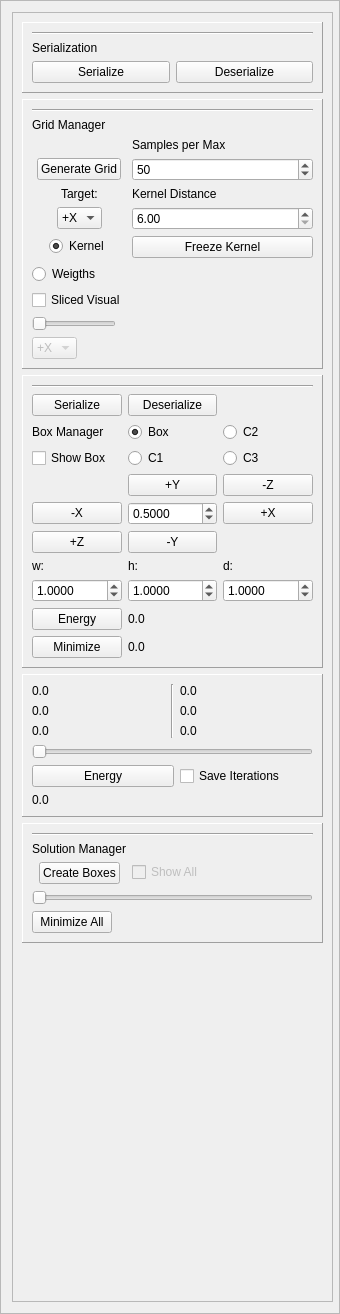
This is GUI/managers/enginemanager.ui in alemuntoni/HeightFieldDecomposition as Qt 5 draws it before an edit. The edited form follows.
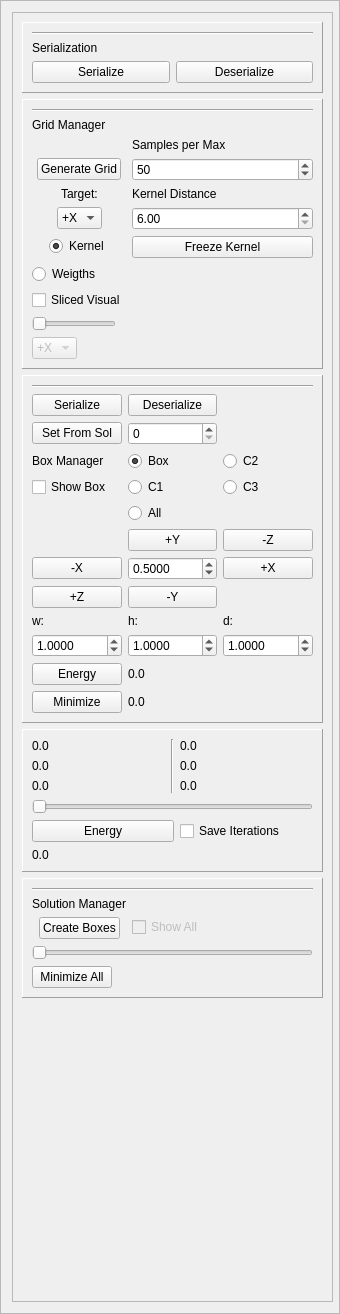
This is the edited form.

Commit message: calcolo box automatico funzionante, aggiunte funzionalità nell'interfaccia

What changed in the file:
```diff
--- a/GUI/managers/enginemanager.ui
+++ b/GUI/managers/enginemanager.ui
@@ -48,7 +48,7 @@
        <rect>
         <x>0</x>
         <y>0</y>
-        <width>326</width>
+        <width>333</width>
         <height>1276</height>
        </rect>
       </property>
@@ -471,51 +471,17 @@
           <enum>QFrame::Raised</enum>
          </property>
          <layout class="QGridLayout" name="gridLayout">
-          <item row="7" column="0">
-           <widget class="QPushButton" name="plusZButton">
-            <property name="text">
-             <string>+Z</string>
-            </property>
-           </widget>
-          </item>
-          <item row="4" column="0">
-           <widget class="QCheckBox" name="showBoxCheckBox">
-            <property name="text">
-             <string>Show Box</string>
-            </property>
-           </widget>
-          </item>
           <item row="9" column="2">
-           <widget class="QDoubleSpinBox" name="dSpinBox">
-            <property name="decimals">
-             <number>4</number>
-            </property>
-            <property name="singleStep">
-             <double>0.500000000000000</double>
-            </property>
-            <property name="value">
-             <double>1.000000000000000</double>
-            </property>
-           </widget>
-          </item>
-          <item row="6" column="0">
-           <widget class="QPushButton" name="minusXButton">
-            <property name="text">
-             <string>-X</string>
-            </property>
-           </widget>
-          </item>
-          <item row="8" column="2">
            <widget class="QLabel" name="label_6">
             <property name="text">
              <string>d:</string>
             </property>
            </widget>
           </item>
-          <item row="4" column="1">
-           <widget class="QRadioButton" name="c1RadioButton">
+          <item row="4" column="0">
+           <widget class="QCheckBox" name="showBoxCheckBox">
             <property name="text">
-             <string>C1</string>
+             <string>Show Box</string>
             </property>
            </widget>
           </item>
@@ -526,17 +492,63 @@
             </property>
            </widget>
           </item>
-          <item row="10" column="1" colspan="2">
-           <widget class="QLabel" name="energyLabel">
+          <item row="9" column="0">
+           <widget class="QLabel" name="label_4">
             <property name="text">
-             <string>0.0</string>
+             <string>w:</string>
             </property>
            </widget>
           </item>
-          <item row="11" column="1" colspan="2">
-           <widget class="QLabel" name="minimizedEnergyLabel">
+          <item row="10" column="2">
+           <widget class="QDoubleSpinBox" name="dSpinBox">
+            <property name="decimals">
+             <number>4</number>
+            </property>
+            <property name="singleStep">
+             <double>0.500000000000000</double>
+            </property>
+            <property name="value">
+             <double>1.000000000000000</double>
+            </property>
+           </widget>
+          </item>
+          <item row="12" column="0">
+           <widget class="QPushButton" name="minimizePushButton">
             <property name="text">
-             <string>0.0</string>
+             <string>Minimize</string>
+            </property>
+           </widget>
+          </item>
+          <item row="10" column="1">
+           <widget class="QDoubleSpinBox" name="hSpinBox">
+            <property name="decimals">
+             <number>4</number>
+            </property>
+            <property name="singleStep">
+             <double>0.500000000000000</double>
+            </property>
+            <property name="value">
+             <double>1.000000000000000</double>
+            </property>
+           </widget>
+          </item>
+          <item row="7" column="1">
+           <widget class="QDoubleSpinBox" name="stepSpinBox">
+            <property name="decimals">
+             <number>4</number>
+            </property>
+            <property name="singleStep">
+             <double>0.500000000000000</double>
+            </property>
+            <property name="value">
+             <double>0.500000000000000</double>
+            </property>
+           </widget>
+          </item>
+          <item row="11" column="0">
+           <widget class="QPushButton" name="energyBoxPushButton">
+            <property name="text">
+             <string>Energy</string>
             </property>
            </widget>
           </item>
@@ -547,13 +559,6 @@
             </property>
            </widget>
           </item>
-          <item row="8" column="1">
-           <widget class="QLabel" name="label_5">
-            <property name="text">
-             <string>h:</string>
-            </property>
-           </widget>
-          </item>
           <item row="3" column="2">
            <widget class="QRadioButton" name="c2RadioButton">
             <property name="text">
@@ -564,58 +569,34 @@
             </property>
            </widget>
           </item>
-          <item row="11" column="0">
-           <widget class="QPushButton" name="minimizePushButton">
+          <item row="8" column="1">
+           <widget class="QPushButton" name="minusYButton">
             <property name="text">
-             <string>Minimize</string>
+             <string>-Y</string>
             </property>
            </widget>
           </item>
-          <item row="3" column="1">
-           <widget class="QRadioButton" name="boxRadioButton">
+          <item row="9" column="1">
+           <widget class="QLabel" name="label_5">
             <property name="text">
-             <string>Box</string>
+             <string>h:</string>
             </property>
-            <property name="checked">
-             <bool>true</bool>
-            </property>
            </widget>
           </item>
-          <item row="1" column="0">
-           <widget class="QPushButton" name="serializeBoxPushButton">
-            <property name="text">
-             <string>Serialize</string>
-            </property>
-           </widget>
-          </item>
-          <item row="8" column="0">
-           <widget class="QLabel" name="label_4">
-            <property name="text">
-             <string>w:</string>
-            </property>
-           </widget>
-          </item>
-          <item row="5" column="2">
+          <item row="6" column="2">
            <widget class="QPushButton" name="minusZButton">
             <property name="text">
              <string>-Z</string>
             </property>
            </widget>
           </item>
-          <item row="5" column="1">
+          <item row="6" column="1">
            <widget class="QPushButton" name="plusYButton">
             <property name="text">
              <string>+Y</string>
             </property>
            </widget>
           </item>
-          <item row="7" column="1">
-           <widget class="QPushButton" name="minusYButton">
-            <property name="text">
-             <string>-Y</string>
-            </property>
-           </widget>
-          </item>
           <item row="1" column="1">
            <widget class="QPushButton" name="deserializeBoxPushButton">
             <property name="text">
@@ -623,7 +604,38 @@
             </property>
            </widget>
           </item>
-          <item row="9" column="0">
+          <item row="11" column="1" colspan="2">
+           <widget class="QLabel" name="energyLabel">
+            <property name="text">
+             <string>0.0</string>
+            </property>
+           </widget>
+          </item>
+          <item row="7" column="0">
+           <widget class="QPushButton" name="minusXButton">
+            <property name="text">
+             <string>-X</string>
+            </property>
+           </widget>
+          </item>
+          <item row="3" column="1">
+           <widget class="QRadioButton" name="boxRadioButton">
+            <property name="text">
+             <string>Box</string>
+            </property>
+            <property name="checked">
+             <bool>true</bool>
+            </property>
+           </widget>
+          </item>
+          <item row="12" column="1" colspan="2">
+           <widget class="QLabel" name="minimizedEnergyLabel">
+            <property name="text">
+             <string>0.0</string>
+            </property>
+           </widget>
+          </item>
+          <item row="10" column="0">
            <widget class="QDoubleSpinBox" name="wSpinBox">
             <property name="decimals">
              <number>4</number>
@@ -636,53 +648,58 @@
             </property>
            </widget>
           </item>
-          <item row="9" column="1">
-           <widget class="QDoubleSpinBox" name="hSpinBox">
-            <property name="decimals">
-             <number>4</number>
-            </property>
-            <property name="singleStep">
-             <double>0.500000000000000</double>
-            </property>
-            <property name="value">
-             <double>1.000000000000000</double>
-            </property>
-           </widget>
-          </item>
-          <item row="3" column="0">
-           <widget class="QLabel" name="label_8">
-            <property name="text">
-             <string>Box Manager</string>
-            </property>
-           </widget>
-          </item>
-          <item row="10" column="0">
-           <widget class="QPushButton" name="energyBoxPushButton">
-            <property name="text">
-             <string>Energy</string>
-            </property>
-           </widget>
-          </item>
-          <item row="6" column="1">
-           <widget class="QDoubleSpinBox" name="stepSpinBox">
-            <property name="decimals">
-             <number>4</number>
-            </property>
-            <property name="singleStep">
-             <double>0.500000000000000</double>
-            </property>
-            <property name="value">
-             <double>0.500000000000000</double>
-            </property>
-           </widget>
-          </item>
-          <item row="6" column="2">
+          <item row="7" column="2">
            <widget class="QPushButton" name="plusXButton">
             <property name="text">
              <string>+X</string>
             </property>
            </widget>
           </item>
+          <item row="3" column="0">
+           <widget class="QLabel" name="label_8">
+            <property name="text">
+             <string>Box Manager</string>
+            </property>
+           </widget>
+          </item>
+          <item row="1" column="0">
+           <widget class="QPushButton" name="serializeBoxPushButton">
+            <property name="text">
+             <string>Serialize</string>
+            </property>
+           </widget>
+          </item>
+          <item row="4" column="1">
+           <widget class="QRadioButton" name="c1RadioButton">
+            <property name="text">
+             <string>C1</string>
+            </property>
+           </widget>
+          </item>
+          <item row="8" column="0">
+           <widget class="QPushButton" name="plusZButton">
+            <property name="text">
+             <string>+Z</string>
+            </property>
+           </widget>
+          </item>
+          <item row="5" column="1">
+           <widget class="QRadioButton" name="allRadioButton">
+            <property name="text">
+             <string>All</string>
+            </property>
+           </widget>
+          </item>
+          <item row="2" column="0">
+           <widget class="QPushButton" name="setFromSolutionButton">
+            <property name="text">
+             <string>Set From Sol</string>
+            </property>
+           </widget>
+          </item>
+          <item row="2" column="1">
+           <widget class="QSpinBox" name="setFromSolutionSpinBox"/>
+          </item>
          </layout>
         </widget>
        </item>
```
The commit also changes 4 other files.
